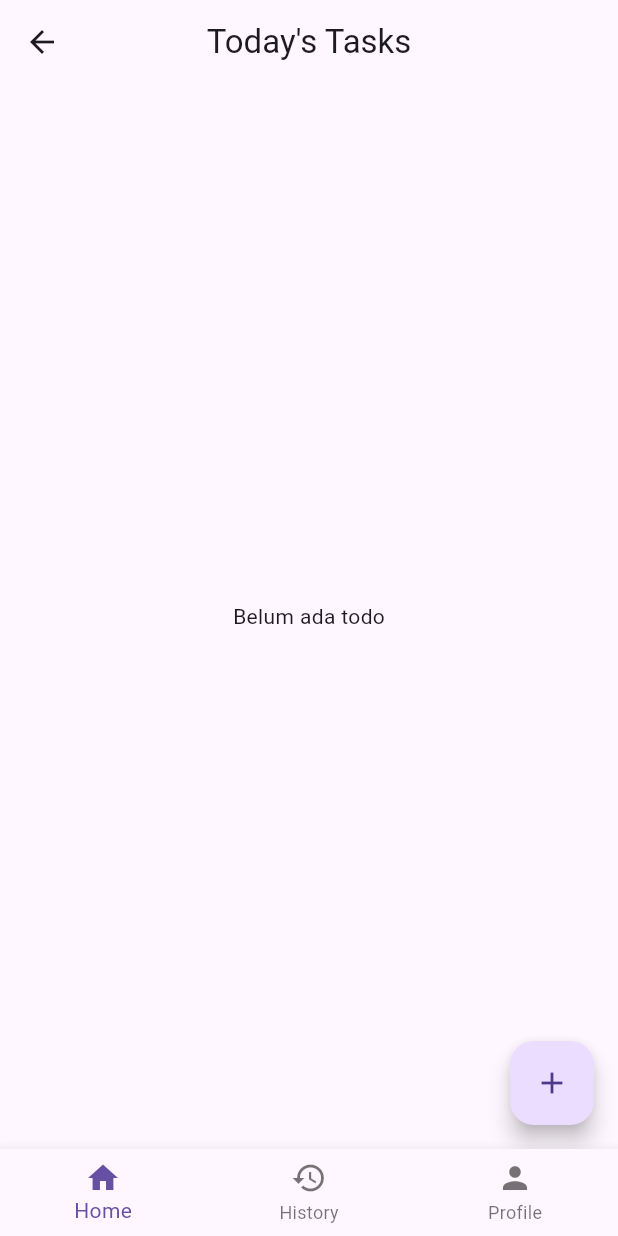
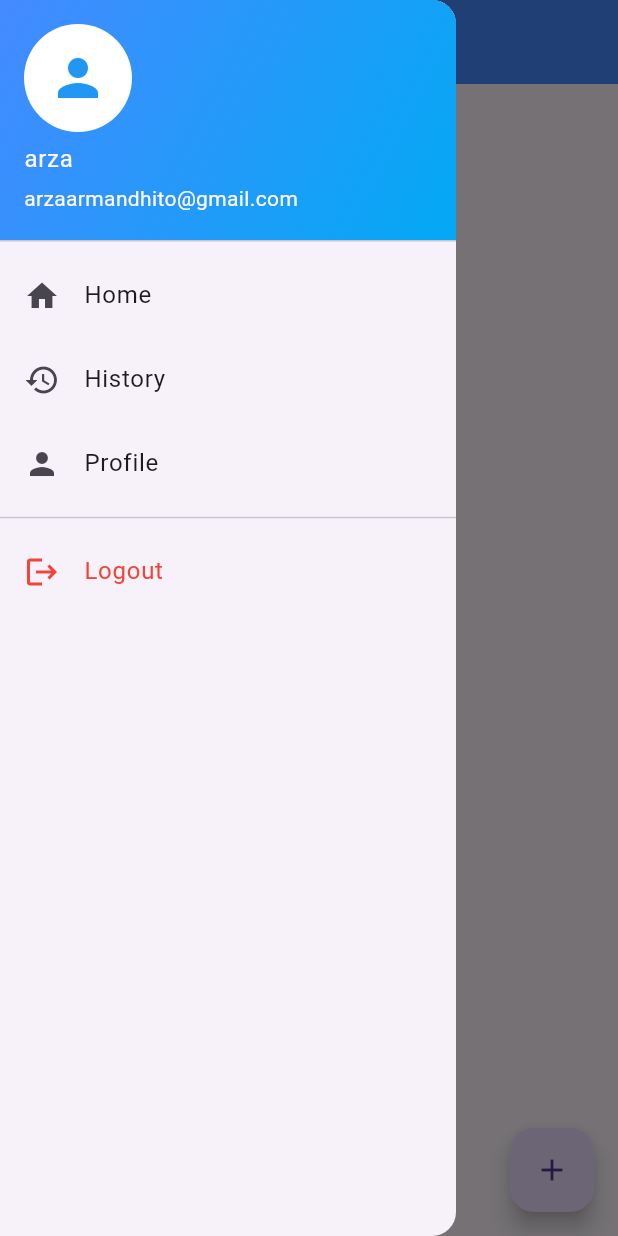
Before and after one commit to Adnan-k1/todo_list_app, a Flutter app: the DashboardPage screen opened by its route, with the side drawer open (before the commit the screen has no drawer), on a phone screen of 412 x 824 dp. Run offline on Flutter 3.47's test engine with Material 3 defaults, Android fonts, the phone set to English and light mode, and no system bars; our stand-ins replace get.

Commit message:
finalcode

```diff
--- a/lib/pages/dashboard_page.dart
+++ b/lib/pages/dashboard_page.dart
@@ -7,20 +7,95 @@ import 'profile_page.dart';
 
 class DashboardPage extends GetView<HomeController> {
   final pages = [HomePage(), HistoryPage(), ProfilePage()];
+  final pageTitles = ["Home", "History", "Profile"]; // Judul dinamis
+
+  DashboardPage({super.key});
 
   @override
   Widget build(BuildContext context) {
     return Obx(() => Scaffold(
-          body: pages[controller.currentIndex.value],
-          bottomNavigationBar: BottomNavigationBar(
-            currentIndex: controller.currentIndex.value,
-            onTap: controller.changePage,
-            items: const [
-              BottomNavigationBarItem(icon: Icon(Icons.home), label: "Home"),
-              BottomNavigationBarItem(icon: Icon(Icons.history), label: "History"),
-              BottomNavigationBarItem(icon: Icon(Icons.person), label: "Profile"),
-            ],
+          appBar: AppBar(
+            backgroundColor: Colors.blueAccent,
+            title: Text(
+              pageTitles[controller.currentIndex.value],
+              style: const TextStyle(fontWeight: FontWeight.bold),
+            ),
+          ),
+
+          drawer: Drawer(
+            child: ListView(
+              padding: EdgeInsets.zero,
+              children: [
+                const UserAccountsDrawerHeader(
+                  accountName: Text("arza"),
+                  accountEmail: Text("arzaarmandhito@gmail.com"),
+                  currentAccountPicture: CircleAvatar(
+                    backgroundColor: Colors.white,
+                    child: Icon(Icons.person, size: 40, color: Colors.blue),
+                  ),
+                  decoration: BoxDecoration(
+                    gradient: LinearGradient(
+                      colors: [Colors.blueAccent, Colors.lightBlue],
+                      begin: Alignment.topLeft,
+                      end: Alignment.bottomRight,
+                    ),
+                  ),
+                ),
+                ListTile(
+                  leading: const Icon(Icons.home),
+                  title: const Text("Home"),
+                  onTap: () {
+                    controller.changePage(0);
+                    Get.back();
+                  },
+                ),
+                ListTile(
+                  leading: const Icon(Icons.history),
+                  title: const Text("History"),
+                  onTap: () {
+                    controller.changePage(1);
+                    Get.back();
+                  },
+                ),
+                ListTile(
+                  leading: const Icon(Icons.person),
+                  title: const Text("Profile"),
+                  onTap: () {
+                    controller.changePage(2);
+                    Get.back();
+                  },
+                ),
+                const Divider(),
+                ListTile(
+                  leading: const Icon(Icons.logout, color: Colors.red),
+                  title: const Text("Logout",
+                      style: TextStyle(color: Colors.red)),
+                  onTap: () {
+                    _showLogoutDialog(context);
+                  },
+                ),
+              ],
+            ),
+          ),
+
+          body: Container(
+            color: Colors.grey.shade100,
+            child: pages[controller.currentIndex.value],
           ),
         ));
   }
+
+  void _showLogoutDialog(BuildContext context) {
+    Get.defaultDialog(
+      title: "Konfirmasi Logout",
+      middleText: "Apakah Anda yakin ingin keluar?",
+      textCancel: "Batal",
+      textConfirm: "Logout",
+      confirmTextColor: Colors.white,
+      onConfirm: () {
+
+        Get.offAllNamed("/login");
+      },
+    );
+  }
 }
--- a/lib/pages/history_page.dart
+++ b/lib/pages/history_page.dart
@@ -7,7 +7,6 @@ class HistoryPage extends GetView<HistoryController> {
   @override
   Widget build(BuildContext context) {
     return Scaffold(
-      appBar: AppBar(title: const Text("History")),
       body: Obx(
         () => ListView.builder(
           itemCount: controller.completedTodos.length,
@@ -15,7 +14,7 @@ class HistoryPage extends GetView<HistoryController> {
             final todo = controller.completedTodos[index];
             return TodoCard(
               todo: todo,
-              onDelete: () => controller.removeFromHistory(todo),
+              onDelete: () => controller.confirmRemoveFromHistory(todo),
               onStatusChanged: (status) {
                 todo.status = status ?? todo.status;
                 controller.update();
```
Also changed, not shown: lib/controller/history_controller.dart (+17 -2 lines), lib/controller/todo_controller.dart (+58 -3 lines), lib/pages/add_todo_page.dart (+24 -39 lines), lib/pages/home_page.dart (+18 -14 lines), lib/pages/login_page.dart (+30 -36 lines), lib/pages/profile_page.dart (+63 -17 lines), pubspec.yaml (+4 -55 lines), 2 other files.
